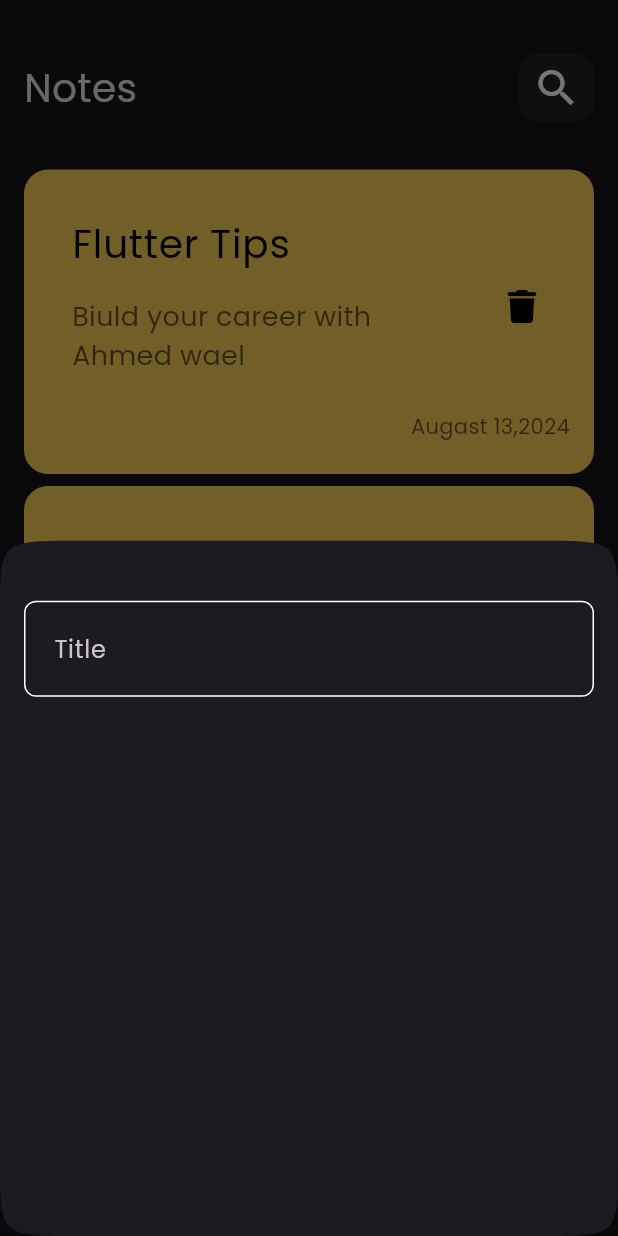
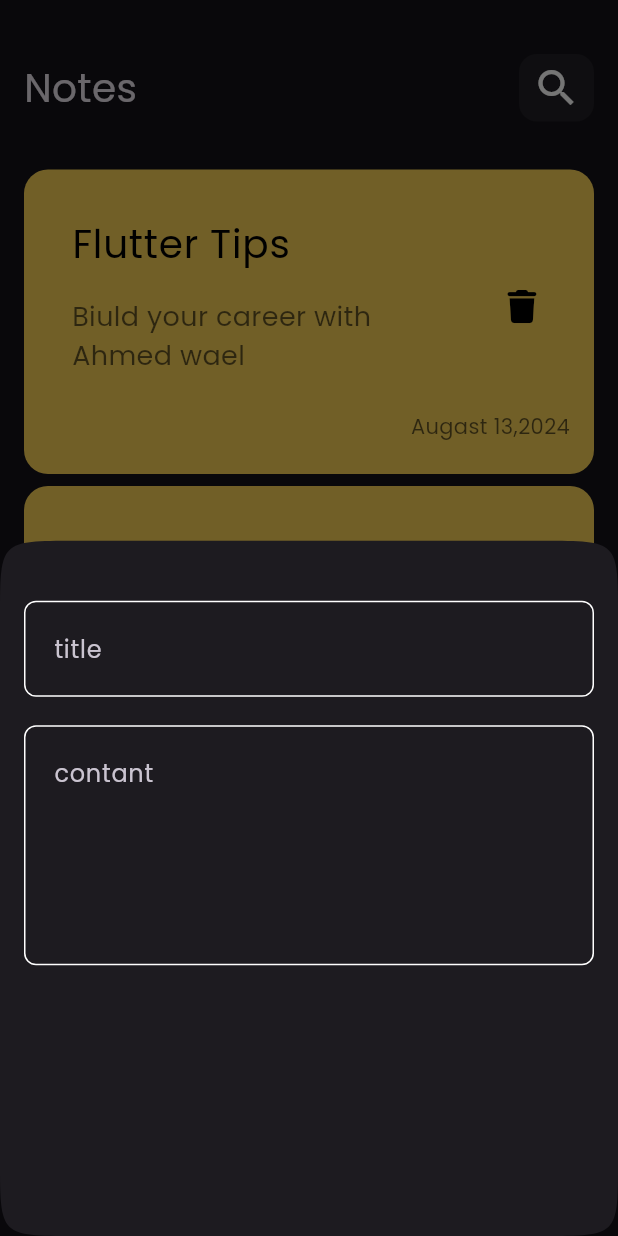
Before and after one commit to ahmedwael111/notes-app, a Flutter app: the screen it shows after launch, after a tap on the "add" icon, on a phone screen of 412 x 824 dp. Run offline on Flutter 3.47's test engine with Material 3 defaults, Android fonts, the phone set to English and light mode, and no system bars; our stand-ins replace font_awesome_flutter.

```diff
--- a/lib/widgets/add_note_bottom_Sheet.dart
+++ b/lib/widgets/add_note_bottom_Sheet.dart
@@ -13,7 +13,16 @@ class AddNoteBottomSheet extends StatelessWidget {
           SizedBox(
             height: 40,
           ),
-          CostomTextField()
+          CostomTextField(
+            hint: 'title',
+          ),
+          SizedBox(
+            height: 19,
+          ),
+          CostomTextField(
+            hint: 'contant',
+            maxlines: 5,
+          )
         ],
       ),
     );
--- a/lib/widgets/coustm_text_field.dart
+++ b/lib/widgets/coustm_text_field.dart
@@ -2,16 +2,18 @@ import 'package:flutter/material.dart';
 import 'package:notes_app/constants.dart';
 
 class CostomTextField extends StatelessWidget {
-  const CostomTextField({super.key});
-
+  const CostomTextField({super.key, required this.hint, this.maxlines = 1});
+  final String hint;
+  final int maxlines;
   @override
   Widget build(BuildContext context) {
     return TextField(
       cursorColor: kPrimaryColor,
+      maxLines: maxlines,
       decoration: InputDecoration(
           contentPadding:
               const EdgeInsets.symmetric(horizontal: 16, vertical: 20),
-          hintText: 'Title',
+          hintText: hint,
           border: builderBorder(),
           enabledBorder: builderBorder(),
           focusedBorder: builderBorder(kPrimaryColor)),
```
